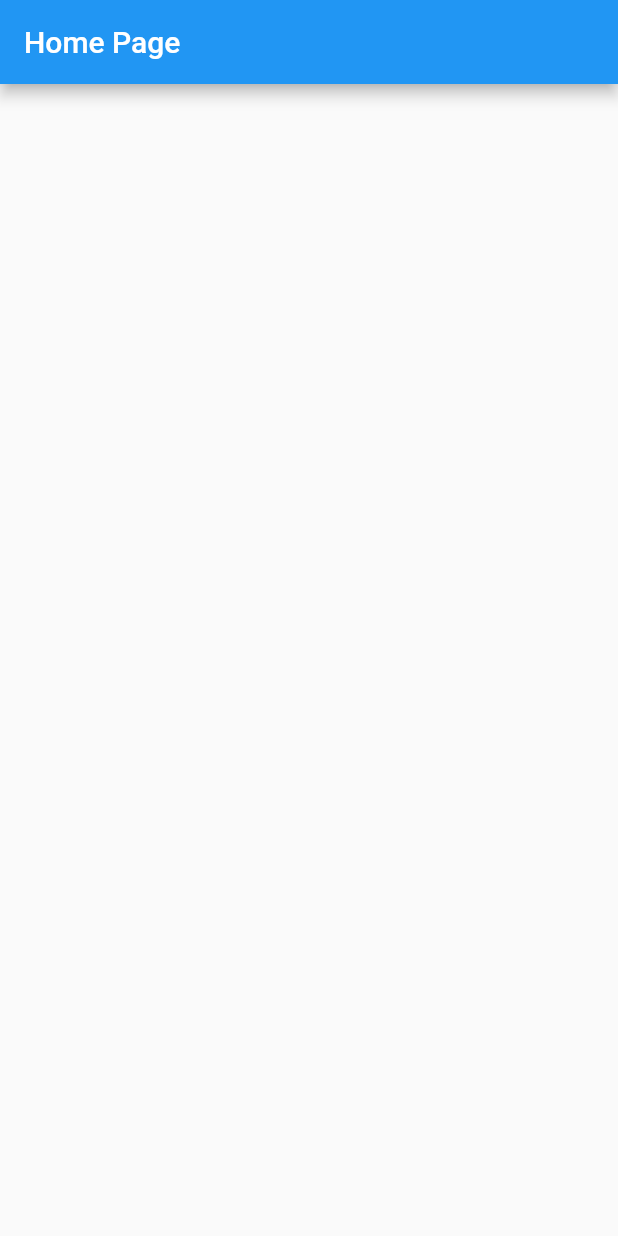
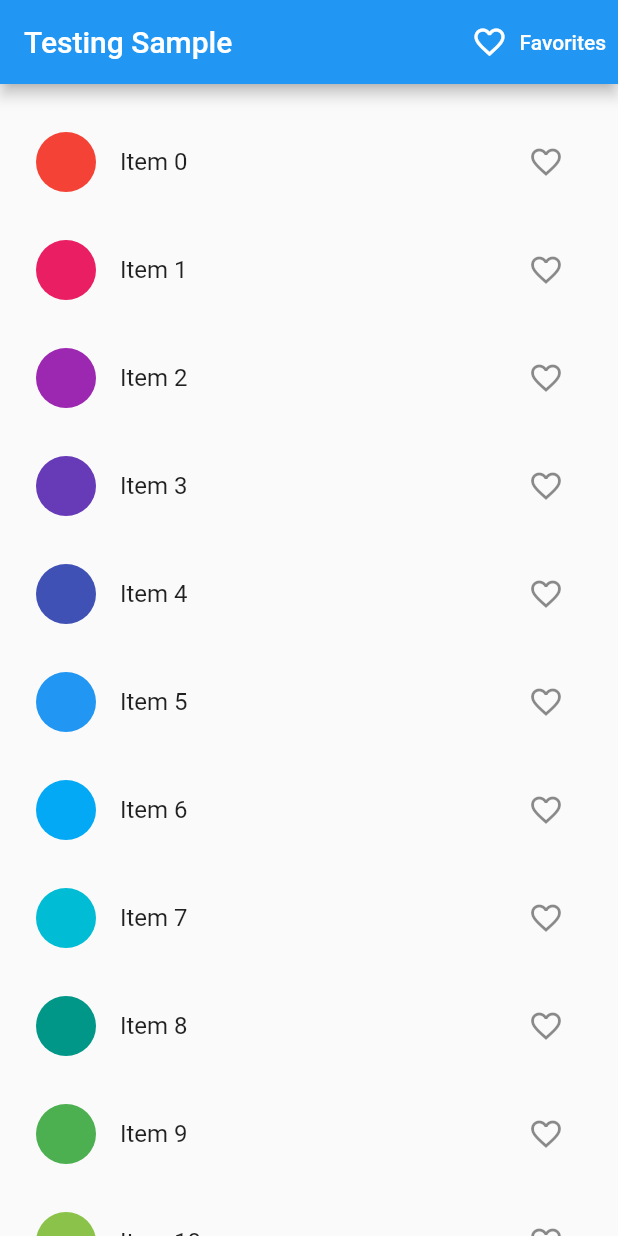
Before and after one commit to ankanSikdar/flutter-testing-example, a Flutter app: the screen it shows after launch, on a phone screen of 412 x 824 dp. Run offline on Flutter 3.47's test engine with Material 2 defaults, Android fonts, the phone set to English and light mode, and no system bars.

Commit message:
Added starter code

```diff
--- a/lib/main.dart
+++ b/lib/main.dart
@@ -1,28 +1,30 @@
 import 'package:flutter/material.dart';
+import 'package:provider/provider.dart';
+import 'package:testing_app/models/favorites.dart';
+import 'package:testing_app/screens/favorites.dart';
+import 'package:testing_app/screens/home.dart';
 
 void main() {
-  runApp(const MyApp());
+  runApp(TestingApp());
 }
 
-class MyApp extends StatelessWidget {
-  const MyApp({Key? key}) : super(key: key);
-
+class TestingApp extends StatelessWidget {
   @override
   Widget build(BuildContext context) {
-    return const MaterialApp(
-      home: HomePage(),
-    );
-  }
-}
-
-class HomePage extends StatelessWidget {
-  const HomePage({Key? key}) : super(key: key);
-
-  @override
-  Widget build(BuildContext context) {
-    return Scaffold(
-      appBar: AppBar(
-        title: const Text('Home Page'),
+    return ChangeNotifierProvider<Favorites>(
+      create: (context) => Favorites(),
+      child: MaterialApp(
+        debugShowCheckedModeBanner: false,
+        title: 'Testing Sample',
+        theme: ThemeData(
+          primarySwatch: Colors.blue,
+          visualDensity: VisualDensity.adaptivePlatformDensity,
+        ),
+        routes: {
+          HomePage.routeName: (context) => HomePage(),
+          FavoritesPage.routeName: (context) => FavoritesPage(),
+        },
+        initialRoute: HomePage.routeName,
       ),
     );
   }
--- /dev/null
+++ b/lib/models/favorites.dart
@@ -0,0 +1,18 @@
+import 'package:flutter/material.dart';
+
+/// The [Favorites] class holds a list of favorite items saved by the user.
+class Favorites extends ChangeNotifier {
+  final List<int> _favoriteItems = [];
+
+  List<int> get items => _favoriteItems;
+
+  void add(int itemNo) {
+    _favoriteItems.add(itemNo);
+    notifyListeners();
+  }
+
+  void remove(int itemNo) {
+    _favoriteItems.remove(itemNo);
+    notifyListeners();
+  }
+}
--- /dev/null
+++ b/lib/screens/home.dart
@@ -0,0 +1,78 @@
+import 'package:flutter/material.dart';
+import 'package:provider/provider.dart';
+import 'package:testing_app/models/favorites.dart';
+import 'package:testing_app/screens/favorites.dart';
+
+class HomePage extends StatelessWidget {
+  static String routeName = '/';
+
+  @override
+  Widget build(BuildContext context) {
+    return Scaffold(
+      appBar: AppBar(
+        title: Text('Testing Sample'),
+        actions: <Widget>[
+          TextButton.icon(
+            style: TextButton.styleFrom(primary: Colors.white),
+            onPressed: () {
+              Navigator.pushNamed(context, FavoritesPage.routeName);
+            },
+            icon: Icon(Icons.favorite_border),
+            label: Text('Favorites'),
+          ),
+        ],
+      ),
+      body: ListView.builder(
+        itemCount: 100,
+        cacheExtent: 20.0,
+        padding: const EdgeInsets.symmetric(vertical: 16),
+        itemBuilder: (context, index) => ItemTile(index),
+      ),
+    );
+  }
+}
+
+class ItemTile extends StatelessWidget {
+  final int itemNo;
+
+  const ItemTile(
+    this.itemNo,
+  );
+
+  @override
+  Widget build(BuildContext context) {
+    var favoritesList = Provider.of<Favorites>(context);
+
+    return Padding(
+      padding: const EdgeInsets.all(8.0),
+      child: ListTile(
+        leading: CircleAvatar(
+          backgroundColor: Colors.primaries[itemNo % Colors.primaries.length],
+        ),
+        title: Text(
+          'Item $itemNo',
+          key: Key('text_$itemNo'),
+        ),
+        trailing: IconButton(
+          key: Key('icon_$itemNo'),
+          icon: favoritesList.items.contains(itemNo)
+              ? Icon(Icons.favorite)
+              : Icon(Icons.favorite_border),
+          onPressed: () {
+            !favoritesList.items.contains(itemNo)
+                ? favoritesList.add(itemNo)
+                : favoritesList.remove(itemNo);
+            ScaffoldMessenger.of(context).showSnackBar(
+              SnackBar(
+                content: Text(favoritesList.items.contains(itemNo)
+                    ? 'Added to favorites.'
+                    : 'Removed from favorites.'),
+                duration: Duration(seconds: 1),
+              ),
+            );
+          },
+        ),
+      ),
+    );
+  }
+}
```
Also changed, not shown: lib/screens/favorites.dart (added, +60 -0 lines).
